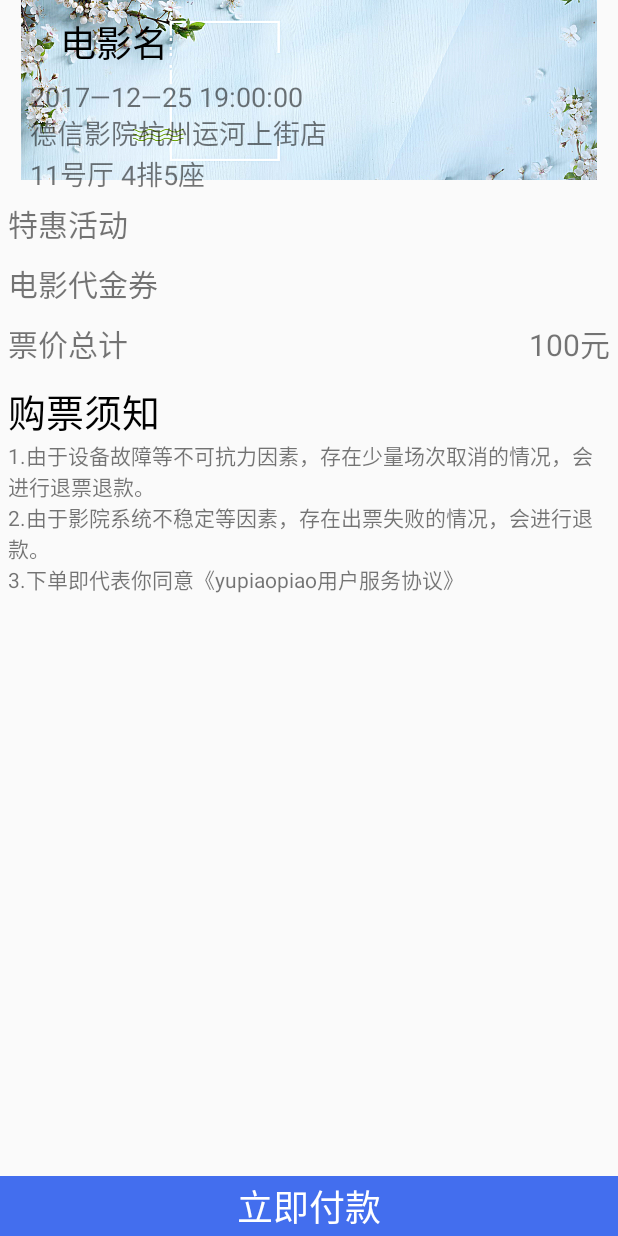
After one commit to Yusei37/YuPiaoPiao, an Android app: the BookingActivity screen opened directly, with no data from a screen before it, on a phone screen of 412 x 824 dp. The commit adds this screen. Run offline under Robolectric (Android 15) with nearby library versions, the phone set to English and light mode, and no system bars; 5 statements that could not run were skipped.

Commit message:
add a bookingActivity

```diff
--- a/app/build.gradle
+++ b/app/build.gradle
@@ -32,6 +32,6 @@ dependencies {
     compile 'com.android.support:recyclerview-v7:25.3.1'
     compile 'com.android.support:cardview-v7:25.3.1'
     compile 'com.github.bumptech.glide:glide:3.7.0'
+    compile 'com.azoft.carousellayoutmanager:carousel:1.2.1'
     testCompile 'junit:junit:4.12'
-    compile'com.azoft.carousellayoutmanager:carousel:1.2.1'
 }
--- a/app/src/main/AndroidManifest.xml
+++ b/app/src/main/AndroidManifest.xml
@@ -55,6 +55,8 @@
         </activity>
         <activity android:name=".CinecismActivity">
         </activity>
+        <activity android:name=".BookingActivity">
+        </activity>
     </application>
 
 </manifest>
--- /dev/null
+++ b/app/src/main/java/com/example/yusei/yupiaopiao/BookingActivity.java
@@ -0,0 +1,78 @@
+package com.example.yusei.yupiaopiao;
+
+import android.support.v7.app.AppCompatActivity;
+import android.os.Bundle;
+import android.view.View;
+import android.widget.TextView;
+import android.widget.Toast;
+
+import java.text.DateFormat;
+import java.text.SimpleDateFormat;
+
+public class BookingActivity extends AppCompatActivity implements View.OnClickListener{
+
+    private TextView tv_booking_moviename;
+    private TextView tv_booking_movietime;
+    private TextView tv_booking_theatre;
+    private TextView tv_booking_seat;
+    private TextView tv_booking_price;
+    private TextView tv_pay;
+
+
+    private Booking booking;
+
+    @Override
+    protected void onCreate(Bundle savedInstanceState) {
+        super.onCreate(savedInstanceState);
+        setContentView(R.layout.activity_booking);
+        booking = (Booking) getIntent().getSerializableExtra("Booking");
+
+        tv_booking_moviename = (TextView) findViewById(R.id.tv_booking_moviename);
+        tv_booking_movietime = (TextView) findViewById(R.id.tv_booking_movietime);
+        tv_booking_theatre = (TextView) findViewById(R.id.tv_booking_theatre);
+        tv_booking_seat = (TextView) findViewById(R.id.tv_booking_seat);
+        tv_booking_price = (TextView) findViewById(R.id.tv_booking_price);
+        tv_pay = (TextView) findViewById(R.id.tv_pay);
+        tv_pay.setOnClickListener(this);
+
+        tv_booking_moviename.setText(booking.getMovieName());
+        DateFormat df = new SimpleDateFormat("MM-dd HH:mm");
+        tv_booking_movietime.setText(df.format(booking.getTime()));
+        tv_booking_theatre.setText(booking.getTheatreName());
+        tv_booking_seat.setText(booking.getMovieHallName() + "  " + booking.getRow() + "排" + booking.getCol() + "座");
+        tv_booking_price.setText(booking.getPrice() + "元");
+
+    }
+
+    @Override
+    public void onClick(View v) {
+        switch (v.getId()) {
+            case R.id.tv_pay:
+                CommonRequest request = new CommonRequest();
+                request.addRequestParam("PhoneNumber", booking.getPhoneNumber());
+                request.addRequestParam("MovieName", booking.getMovieName());
+                request.addRequestParam("TheatreName", booking.getTheatreName());
+                request.addRequestParam("MovieHallName", booking.getMovieHallName());
+                request.addRequestParam("Row", String.valueOf(booking.getRow()));
+                request.addRequestParam("Col", String.valueOf(booking.getCol()));
+                request.addRequestParam("Time", String.valueOf(booking.getTime().getTime()));
+                request.addRequestParam("Price", String.valueOf(booking.getPrice()));
+                book(request);
+                break;
+        }
+    }
+
+    private void book(CommonRequest request) {
+        new HttpPostTask(request, new ResponseHandler() {
+            @Override
+            public void success(CommonResponse response) {
+                Toast.makeText(MyApplication.getContext(), "订票成功", Toast.LENGTH_SHORT).show();
+            }
+
+            @Override
+            public void fail(String failCode, String failMsg) {
+                Toast.makeText(MyApplication.getContext(), failMsg, Toast.LENGTH_SHORT).show();
+            }
+        }).execute("http://10.0.2.2:8080/ServletTest/BookingServlet");
+    }
+}
--- a/app/src/main/java/com/example/yusei/yupiaopiao/FilmArrangementActivity.java
+++ b/app/src/main/java/com/example/yusei/yupiaopiao/FilmArrangementActivity.java
@@ -142,6 +142,7 @@ public class FilmArrangementActivity extends AppCompatActivity {
                 for (int i = 0; i < list.size(); i++) {
                     HashMap<String, String> map = list.get(i);
                     FilmArrangement filmArrangement = new FilmArrangement();
+                    filmArrangement.setTheatreName(theatre.getTheatreName());
                     filmArrangement.setFilmArrangementID(Integer.valueOf(map.get("FilmArrangementID")));
                     String date = map.get("BeginTime");
                     filmArrangement.setBeginTime(new java.util.Date(Long.valueOf(date).longValue()));
--- /dev/null
+++ b/app/src/main/res/layout/activity_booking.xml
@@ -0,0 +1,162 @@
+<?xml version="1.0" encoding="utf-8"?>
+<RelativeLayout
+        xmlns:android="http://schemas.android.com/apk/res/android"
+        xmlns:tools="http://schemas.android.com/tools"
+        xmlns:app="http://schemas.android.com/apk/res-auto"
+        android:orientation="vertical"
+        android:layout_width="match_parent"
+        android:layout_height="match_parent"
+        tools:context="com.example.yusei.yupiaopiao.BookingActivity">
+
+    <ScrollView
+            android:layout_width="match_parent"
+            android:layout_height="match_parent">
+
+        <LinearLayout
+                android:orientation="vertical"
+                android:layout_width="match_parent"
+                android:layout_height="match_parent">
+
+            <RelativeLayout
+                    android:layout_width="match_parent"
+                    android:layout_height="match_parent">
+
+                <ImageView
+                        android:layout_width="match_parent"
+                        android:layout_height="120dp"
+                        android:src="@drawable/booking_bg"/>
+
+                <TextView
+                        android:id="@+id/tv_booking_moviename"
+                        android:layout_width="wrap_content"
+                        android:layout_height="wrap_content"
+                        android:text="电影名"
+                        android:textSize="24sp"
+                        android:textColor="#000000"
+                        android:layout_marginStart="20dp"
+                        android:layout_marginTop="10dp"
+                        android:layout_alignParentTop="true"
+                        android:layout_alignStart="@+id/tv_booking_movietime"/>
+
+                <TextView
+                        android:id="@+id/tv_booking_movietime"
+                        android:layout_width="wrap_content"
+                        android:layout_height="wrap_content"
+                        android:text="2017—12—25 19:00:00"
+                        android:textSize="18sp"
+                        android:layout_marginStart="20dp"
+                        android:layout_centerVertical="true"
+                        android:layout_alignParentStart="true"/>
+
+                <TextView
+                        android:id="@+id/tv_booking_theatre"
+                        android:layout_width="wrap_content"
+                        android:layout_height="wrap_content"
+                        android:text="德信影院杭州运河上街店"
+                        android:textSize="18sp"
+                        android:layout_below="@+id/tv_booking_movietime"
+                        android:layout_alignParentStart="true"
+                        android:layout_marginStart="20dp"
+                        android:layout_marginTop="50dp"/>
+
+                <TextView
+                        android:id="@+id/tv_booking_seat"
+                        android:layout_width="wrap_content"
+                        android:layout_height="wrap_content"
+                        android:text="11号厅 4排5座"
+                        android:textSize="18sp"
+                        android:layout_below="@+id/tv_booking_theatre"
+                        android:layout_alignStart="@+id/tv_booking_theatre"/>
+
+            </RelativeLayout>
+
+            <LinearLayout
+                    android:orientation="vertical"
+                    android:layout_width="match_parent"
+                    android:layout_height="wrap_content">
+
+                <TextView
+                        android:paddingStart="5dp"
+                        android:layout_width="match_parent"
+                        android:layout_height="40dp"
+                        android:gravity="center|start"
+                        android:text="特惠活动"
+                        android:textSize="20sp"/>
+
+                <TextView
+                        android:paddingStart="5dp"
+                        android:layout_width="match_parent"
+                        android:layout_height="40dp"
+                        android:gravity="center|start"
+                        android:text="电影代金券"
+                        android:textSize="20sp"/>
+
+                <RelativeLayout
+                        android:layout_width="match_parent"
+                        android:layout_height="40dp">
+
+                    <TextView
+                            android:paddingStart="5dp"
+                            android:layout_width="wrap_content"
+                            android:layout_height="40dp"
+                            android:gravity="center"
+                            android:text="票价总计"
+                            android:textSize="20sp"
+                            android:layout_alignParentStart="true"/>
+
+                    <TextView
+                            android:paddingEnd="5dp"
+                            android:id="@+id/tv_booking_price"
+                            android:layout_width="wrap_content"
+                            android:layout_height="40dp"
+                            android:gravity="center"
+                            android:text="100元"
+                            android:textSize="20sp"
+                            android:layout_alignParentEnd="true"/>
+
+
+                </RelativeLayout>
+
+
+
+            </LinearLayout>
+
+            <LinearLayout
+                    android:orientation="vertical"
+                    android:layout_width="match_parent"
+                    android:layout_height="wrap_content"
+                    android:layout_margin="5dp">
+
+                <TextView
+                        android:layout_width="match_parent"
+                        android:layout_height="wrap_content"
+                        android:text="购票须知"
+                        android:textSize="25sp"
+                        android:textColor="#000000"/>
+
+                <TextView
+                        android:layout_width="match_parent"
+                        android:layout_height="wrap_content"
+                        android:text="1.由于设备故障等不可抗力因素，存在少量场次取消的情况，会进行退票退款。\n2.由于影院系统不稳定等因素，存在出票失败的情况，会进行退款。\n3.下单即代表你同意《yupiaopiao用户服务协议》"/>
+
+            </LinearLayout>
+
+
+        </LinearLayout>
+
+    </ScrollView>
+
+    <TextView
+            android:id="@+id/tv_pay"
+            android:layout_width="match_parent"
+            android:layout_height="40dp"
+            android:text="立即付款"
+            android:textSize="24sp"
+            android:textColor="#FFFFFF"
+            android:background="#436EEE"
+            android:gravity="center"
+            android:clickable="true"
+            android:layout_alignParentBottom="true"
+            android:layout_alignParentStart="true"/>
+
+</RelativeLayout>
```
Also changed, not shown: app/src/main/java/com/example/yusei/yupiaopiao/Booking.java (added, +91 -0 lines), app/src/main/java/com/example/yusei/yupiaopiao/SeatActivity.java (+34 -1 lines), app/src/main/res/drawable/booking_bg.jpg (added).
